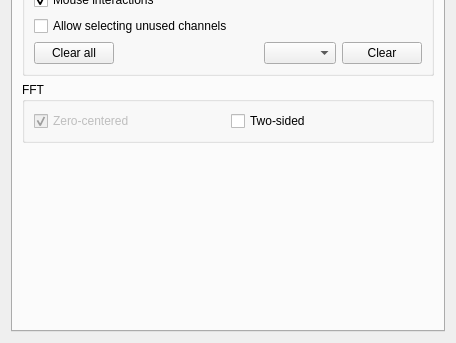
jirimaier/DataPlotter, file developeroptions.ui: the form before one commit; both pictures show x 0 to 456 and y 260 to 603 of the 456 by 603 pixel window.
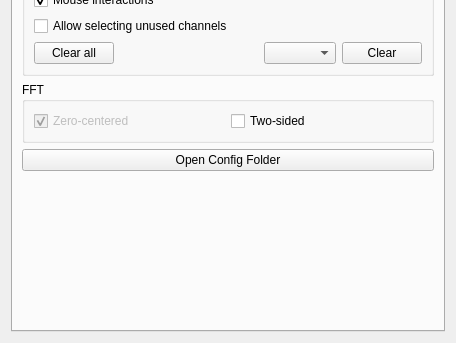
The form after the commit. The open tabs and pages were chosen to show the change. Icons and pictures are not drawn.

```diff
--- a/developeroptions.ui
+++ b/developeroptions.ui
@@ -918,6 +918,13 @@
          </layout>
         </widget>
        </item>
+       <item>
+        <widget class="QPushButton" name="pushButtonOpenConfig">
+         <property name="text">
+          <string>Open Config Folder</string>
+         </property>
+        </widget>
+       </item>
        <item>
         <spacer name="verticalSpacer">
          <property name="orientation">
```
Left out of the diff: 2 changed lines with no effect on the pictures.
